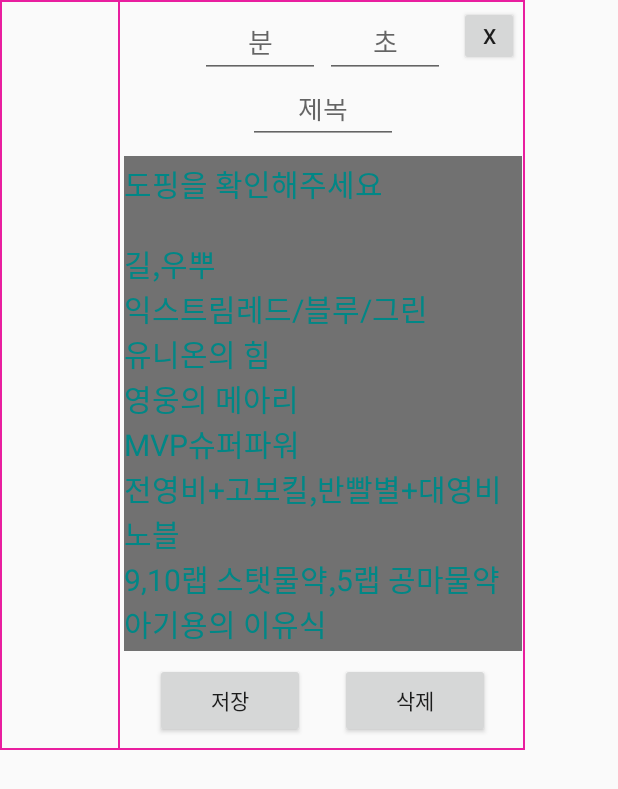
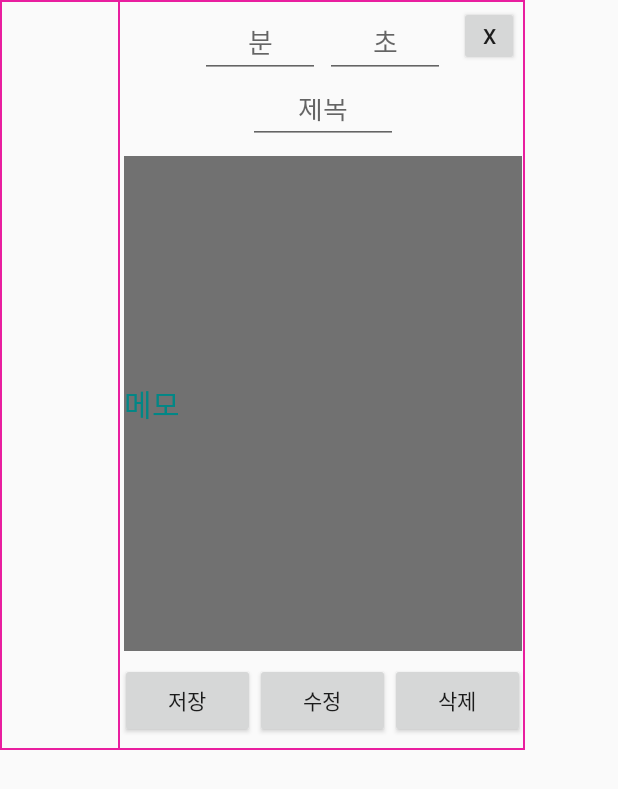
Before and after one commit to Wikys/teamnova_android_two, an Android app: the layout mulung_helper_scedule.xml on its own in the app's theme, with its tools: preview values and no code run, on a phone screen of 412 x 824 dp. Shown: the top 789 px of the screen. Run offline under Robolectric (Android 15) with nearby library versions, the phone set to English and light mode, and no system bars.

Commit message:
스케쥴화면 수정삭제추가 작업완료 예외처리정도만 해주면될듯

```diff
--- a/app/src/main/java/com/example/teamnova_android_two/seed_49/seed_helper_49.java
+++ b/app/src/main/java/com/example/teamnova_android_two/seed_49/seed_helper_49.java
@@ -303,6 +303,7 @@ public class seed_helper_49 extends AppCompatActivity {
             original_Data.add(data.get(i)); // 원본데이터에 모든데이터 일단추가
             if (data.get(i).getIschecked() == true) {
 
+
 //                검색창에 써진 텍스트와 비교해서 몬스터이름,지역명 이랑 일치하는 아이템을 찾아서
                 favorites_Filter.add(data.get(i));
                 //아이템필터에 추가해주고
--- a/app/src/main/res/layout/mulung_helper_scedule.xml
+++ b/app/src/main/res/layout/mulung_helper_scedule.xml
@@ -85,7 +85,7 @@
         android:layout_width="265dp"
         android:layout_height="330dp"
         android:background="#8B000000"
-        android:text="도핑을 확인해주세요\n\n길,우뿌\n익스트림레드/블루/그린\n유니온의 힘\n영웅의 메아리\nMVP슈퍼파워\n전영비+고보킬,반빨별+대영비\n노블\n9,10랩 스탯물약,5랩 공마물약\n아기용의 이유식"
+        android:text="메모"
         android:textSize="20dp"
         android:textColor="@color/teal_700"
         app:layout_constraintTop_toBottomOf="@id/제목"
@@ -95,22 +95,32 @@
         />
     <Button
         android:id="@+id/저장버튼"
-        android:layout_width="100dp"
+        android:layout_width="0dp"
         android:layout_height="50dp"
         android:text="저장"
         app:layout_constraintTop_toBottomOf="@id/준비"
         app:layout_constraintBottom_toBottomOf="parent"
         app:layout_constraintLeft_toRightOf="@id/저장목록"
+        app:layout_constraintRight_toLeftOf="@id/수정버튼"
+        />
+    <Button
+        android:id="@+id/수정버튼"
+        android:layout_width="0dp"
+        android:layout_height="50dp"
+        android:text="수정"
+        app:layout_constraintLeft_toRightOf="@id/저장버튼"
+        app:layout_constraintTop_toBottomOf="@+id/준비"
+        app:layout_constraintBottom_toBottomOf="parent"
         app:layout_constraintRight_toLeftOf="@id/삭제버튼"
         />
     <Button
         android:id="@+id/삭제버튼"
-        android:layout_width="100dp"
+        android:layout_width="0dp"
         android:layout_height="50dp"
         android:text="삭제"
         app:layout_constraintTop_toBottomOf="@id/준비"
         app:layout_constraintBottom_toBottomOf="parent"
-        app:layout_constraintLeft_toRightOf="@id/저장버튼"
+        app:layout_constraintLeft_toRightOf="@id/수정버튼"
         app:layout_constraintRight_toRightOf="parent"
         />
     <Button
--- a/build.gradle
+++ b/build.gradle
@@ -1,7 +1,7 @@
 // Top-level build file where you can add configuration options common to all sub-projects/modules.
 plugins {
-    id 'com.android.application' version '7.2.2' apply false
-    id 'com.android.library' version '7.2.2' apply false
+    id 'com.android.application' version '7.3.1' apply false
+    id 'com.android.library' version '7.3.1' apply false
 }
 
 task clean(type: Delete) {
```
Also changed, not shown: app/src/main/java/com/example/teamnova_android_two/mulung_helper_scedule/mulung_helper_schedule.java (+148 -29 lines), app/src/main/java/com/example/teamnova_android_two/mulung_helper_scedule/mulung_helper_schedule_Adapter.java (+71 -80 lines).
